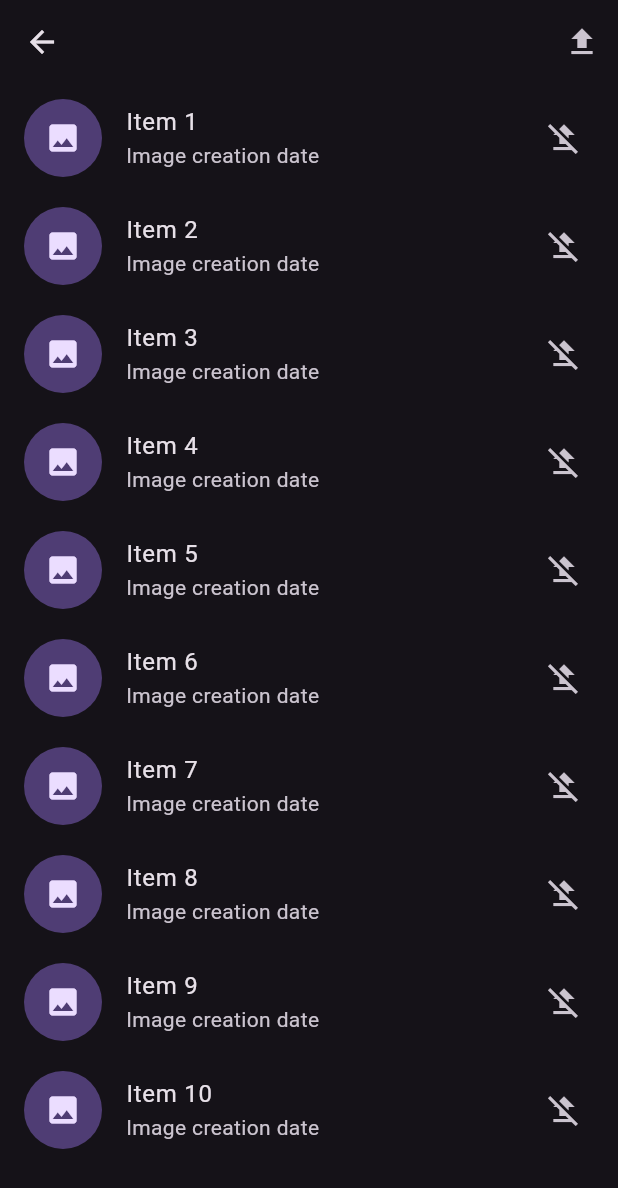
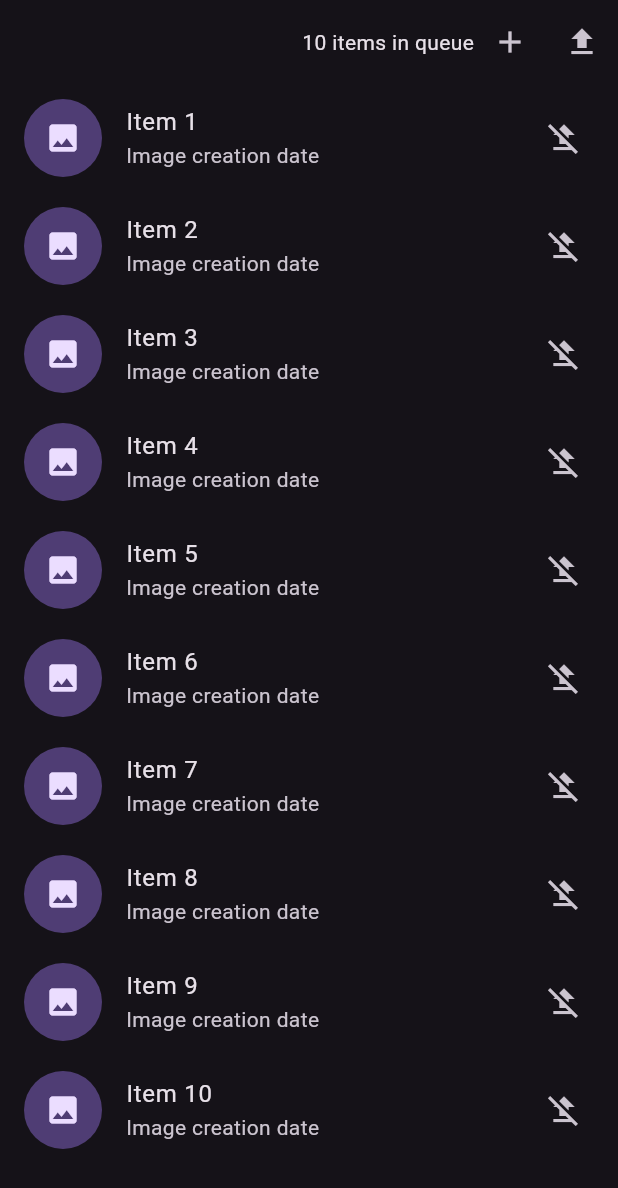
Before and after one commit to Inovisao/modelo_flutter_app, a Flutter app: the UploadsScreen screen opened directly, on a phone screen of 412 x 824 dp. Shown: the top 1188 px of the screen. Run offline on Flutter 3.47's test engine with Material 3 defaults, Android fonts, the phone set to English and light mode, and no system bars; our stand-ins replace flutter_riverpod, image_picker, sqflite; accounts and stored records are empty; network calls fail.

Commit message:
CHANGE: uploads.dart now main screen, added Add button and item count to appbar, REMOVED: ImageScreen

```diff
--- a/lib/main.dart
+++ b/lib/main.dart
@@ -20,7 +20,7 @@
         ),
       ),
       // TODO: change home value for Streambuilder when firebase is running
-      // TODO: auth or choose image screen dependning if the user is logged in or not
+      // TODO: auth or choose image screen dependning if the use r is logged in or not
       home: const AuthScreen(),
     );
   }
--- a/lib/screens/uploads.dart
+++ b/lib/screens/uploads.dart
@@ -17,7 +17,15 @@
     return Scaffold(
       appBar: AppBar(
         actions: [
-          IconButton(onPressed: () {}, icon: const Icon(Icons.upload)),
+          Text('${items.length} items in queue'),
+          IconButton(
+            onPressed: () {},
+            icon: const Icon(Icons.add),
+          ),
+          IconButton(
+            onPressed: () {},
+            icon: const Icon(Icons.upload),
+          ),
         ], //TODO: force upload
       ),
       body: ListView.builder(
--- a/pubspec.yaml
+++ b/pubspec.yaml
@@ -51,7 +51,7 @@
   # activated in the `analysis_options.yaml` file located at the root of your
   # package. See that file for information about deactivating specific lint
   # rules and activating additional ones.
-  flutter_lints: ^2.0.0
+  flutter_lints: ^3.0.1
 
 # For information on the generic Dart part of this file, see the
 # following page: https://dart.dev/tools/pub/pubspec
```
Also changed, not shown: lib/screens/images.dart (+2 -31 lines), pubspec.lock.
